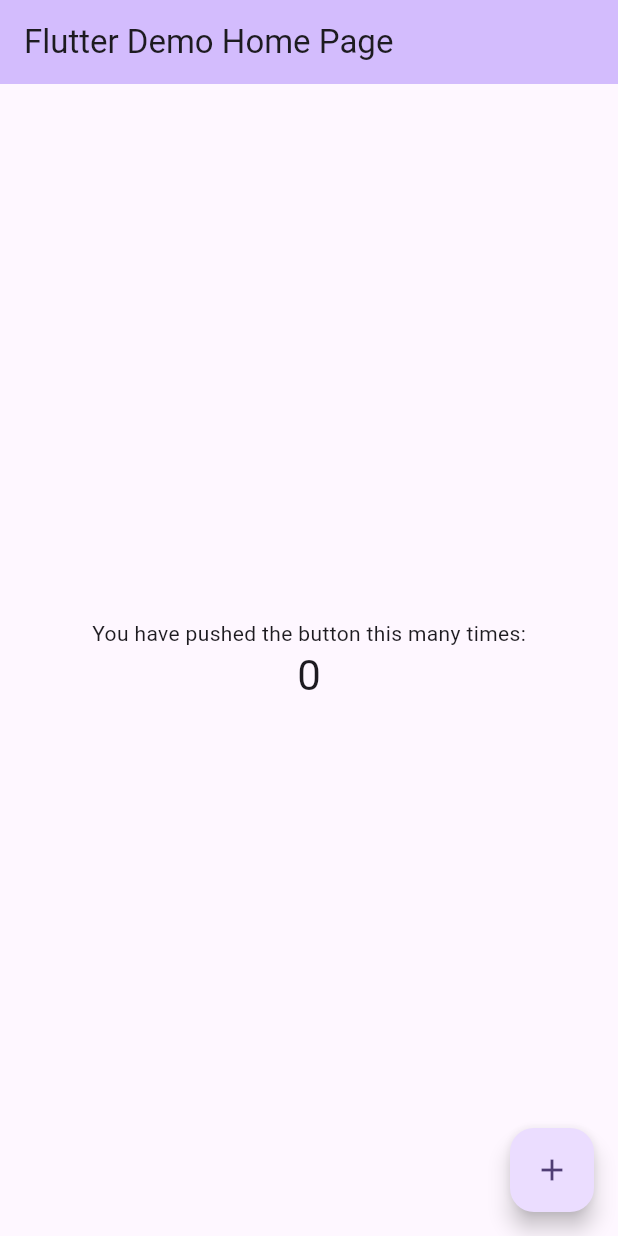
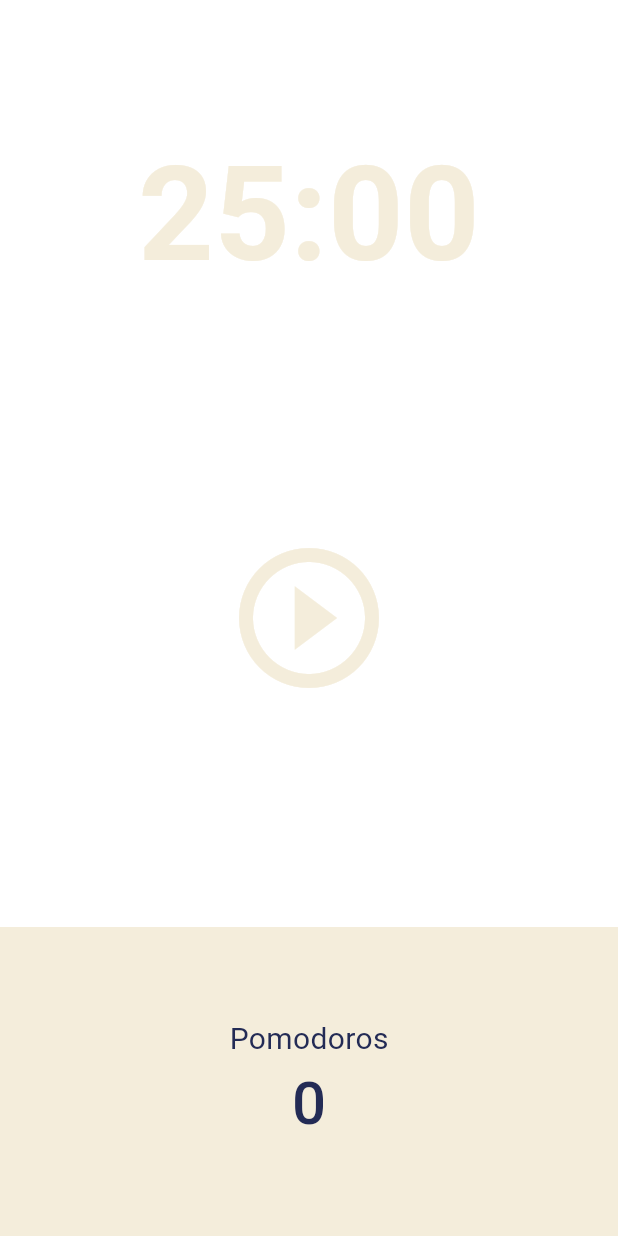
Before and after one commit to hyesuhong/flutter_playground, a Flutter app: the screen it shows after launch, on a phone screen of 412 x 824 dp. Run offline on Flutter 3.47's test engine with Material 3 defaults, Android fonts, the phone set to English and light mode, and no system bars.

Commit message:
feat: pomodoro_app - add home screen

```diff
--- a/pomodoro_app/lib/main.dart
+++ b/pomodoro_app/lib/main.dart
@@ -1,125 +1,28 @@
 import 'package:flutter/material.dart';
+import 'package:pomodoro_app/screens/home.dart';
 
 void main() {
-  runApp(const MyApp());
+  runApp(const App());
 }
 
-class MyApp extends StatelessWidget {
-  const MyApp({super.key});
+class App extends StatelessWidget {
+  const App({super.key});
 
-  // This widget is the root of your application.
   @override
   Widget build(BuildContext context) {
     return MaterialApp(
-      title: 'Flutter Demo',
       theme: ThemeData(
-        // This is the theme of your application.
-        //
-        // TRY THIS: Try running your application with "flutter run". You'll see
-        // the application has a purple toolbar. Then, without quitting the app,
-        // try changing the seedColor in the colorScheme below to Colors.green
-        // and then invoke "hot reload" (save your changes or press the "hot
-        // reload" button in a Flutter-supported IDE, or press "r" if you used
-        // the command line to start the app).
-        //
-        // Notice that the counter didn't reset back to zero; the application
-        // state is not lost during the reload. To reset the state, use hot
-        // restart instead.
-        //
-        // This works for code too, not just values: Most code changes can be
-        // tested with just a hot reload.
-        colorScheme: ColorScheme.fromSeed(seedColor: Colors.deepPurple),
-        useMaterial3: true,
+        colorScheme: ColorScheme.fromSwatch(
+          backgroundColor: const Color(0xFFE7626C),
+        ),
+        textTheme: const TextTheme(
+          displayLarge: TextStyle(
+            color: Color(0xFF232B55),
+          ),
+        ),
+        cardColor: const Color(0xFFF4EDDB),
       ),
-      home: const MyHomePage(title: 'Flutter Demo Home Page'),
+      home: const Home(),
     );
   }
 }
-
-class MyHomePage extends StatefulWidget {
-  const MyHomePage({super.key, required this.title});
-
-  // This widget is the home page of your application. It is stateful, meaning
-  // that it has a State object (defined below) that contains fields that affect
-  // how it looks.
-
-  // This class is the configuration for the state. It holds the values (in this
-  // case the title) provided by the parent (in this case the App widget) and
-  // used by the build method of the State. Fields in a Widget subclass are
-  // always marked "final".
-
-  final String title;
-
-  @override
-  State<MyHomePage> createState() => _MyHomePageState();
-}
-
-class _MyHomePageState extends State<MyHomePage> {
-  int _counter = 0;
-
-  void _incrementCounter() {
-    setState(() {
-      // This call to setState tells the Flutter framework that something has
-      // changed in this State, which causes it to rerun the build method below
-      // so that the display can reflect the updated values. If we changed
-      // _counter without calling setState(), then the build method would not be
-      // called again, and so nothing would appear to happen.
-      _counter++;
-    });
-  }
-
-  @override
-  Widget build(BuildContext context) {
-    // This method is rerun every time setState is called, for instance as done
-    // by the _incrementCounter method above.
-    //
-    // The Flutter framework has been optimized to make rerunning build methods
-    // fast, so that you can just rebuild anything that needs updating rather
-    // than having to individually change instances of widgets.
-    return Scaffold(
-      appBar: AppBar(
-        // TRY THIS: Try changing the color here to a specific color (to
-        // Colors.amber, perhaps?) and trigger a hot reload to see the AppBar
-        // change color while the other colors stay the same.
-        backgroundColor: Theme.of(context).colorScheme.inversePrimary,
-        // Here we take the value from the MyHomePage object that was created by
-        // the App.build method, and use it to set our appbar title.
-        title: Text(widget.title),
-      ),
-      body: Center(
-        // Center is a layout widget. It takes a single child and positions it
-        // in the middle of the parent.
-        child: Column(
-          // Column is also a layout widget. It takes a list of children and
-          // arranges them vertically. By default, it sizes itself to fit its
-          // children horizontally, and tries to be as tall as its parent.
-          //
-          // Column has various properties to control how it sizes itself and
-          // how it positions its children. Here we use mainAxisAlignment to
-          // center the children vertically; the main axis here is the vertical
-          // axis because Columns are vertical (the cross axis would be
-          // horizontal).
-          //
-          // TRY THIS: Invoke "debug painting" (choose the "Toggle Debug Paint"
-          // action in the IDE, or press "p" in the console), to see the
-          // wireframe for each widget.
-          mainAxisAlignment: MainAxisAlignment.center,
-          children: <Widget>[
-            const Text(
-              'You have pushed the button this many times:',
-            ),
-            Text(
-              '$_counter',
-              style: Theme.of(context).textTheme.headlineMedium,
-            ),
-          ],
-        ),
-      ),
-      floatingActionButton: FloatingActionButton(
-        onPressed: _incrementCounter,
-        tooltip: 'Increment',
-        child: const Icon(Icons.add),
-      ), // This trailing comma makes auto-formatting nicer for build methods.
-    );
-  }
-}
--- /dev/null
+++ b/pomodoro_app/lib/screens/home.dart
@@ -0,0 +1,79 @@
+import 'package:flutter/material.dart';
+
+class Home extends StatefulWidget {
+  const Home({super.key});
+
+  @override
+  State<Home> createState() => _HomeState();
+}
+
+class _HomeState extends State<Home> {
+  @override
+  Widget build(BuildContext context) {
+    return Scaffold(
+      backgroundColor: Theme.of(context).scaffoldBackgroundColor,
+      body: Column(
+        children: [
+          Flexible(
+            child: Container(
+              alignment: Alignment.bottomCenter,
+              child: Text(
+                '25:00',
+                style: TextStyle(
+                    color: Theme.of(context).cardColor,
+                    fontSize: 88,
+                    fontWeight: FontWeight.w700),
+              ),
+            ),
+          ),
+          Flexible(
+            flex: 2,
+            child: Center(
+              child: IconButton(
+                iconSize: 112,
+                color: Theme.of(context).cardColor,
+                icon: const Icon(Icons.play_circle_outline),
+                onPressed: () {},
+              ),
+            ),
+          ),
+          Flexible(
+            child: Row(
+              children: [
+                Expanded(
+                  child: Container(
+                    decoration: BoxDecoration(
+                      color: Theme.of(context).cardColor,
+                    ),
+                    child: Column(
+                      mainAxisAlignment: MainAxisAlignment.center,
+                      children: [
+                        Text(
+                          'Pomodoros',
+                          style: TextStyle(
+                            fontSize: 20,
+                            color:
+                                Theme.of(context).textTheme.displayLarge?.color,
+                          ),
+                        ),
+                        Text(
+                          '0',
+                          style: TextStyle(
+                            fontSize: 40,
+                            fontWeight: FontWeight.w500,
+                            color:
+                                Theme.of(context).textTheme.displayLarge?.color,
+                          ),
+                        ),
+                      ],
+                    ),
+                  ),
+                ),
+              ],
+            ),
+          ),
+        ],
+      ),
+    );
+  }
+}
```
